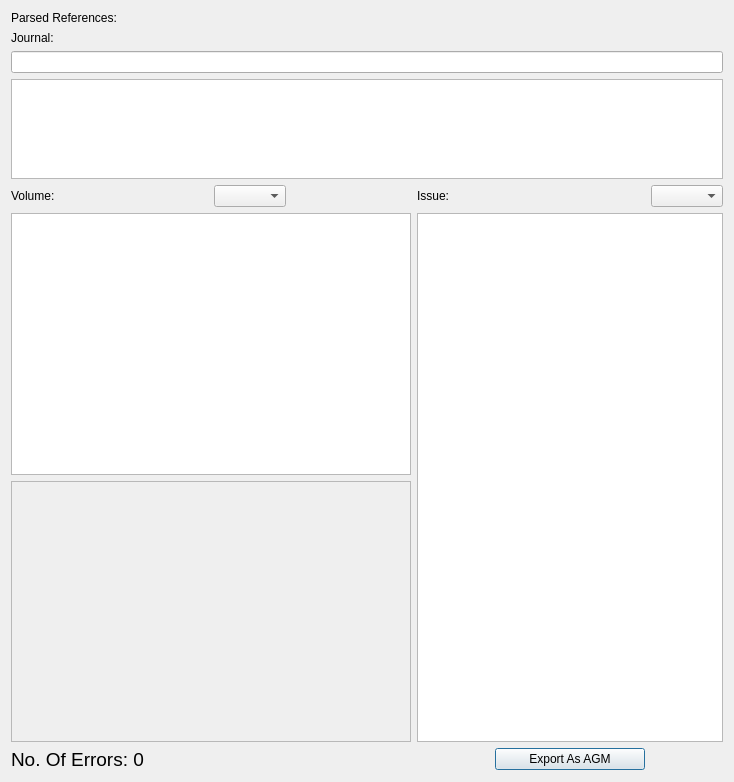
Before: the Qt Designer form viewparsedreferences.ui in falconofdoom/gui, drawn with Qt 5.
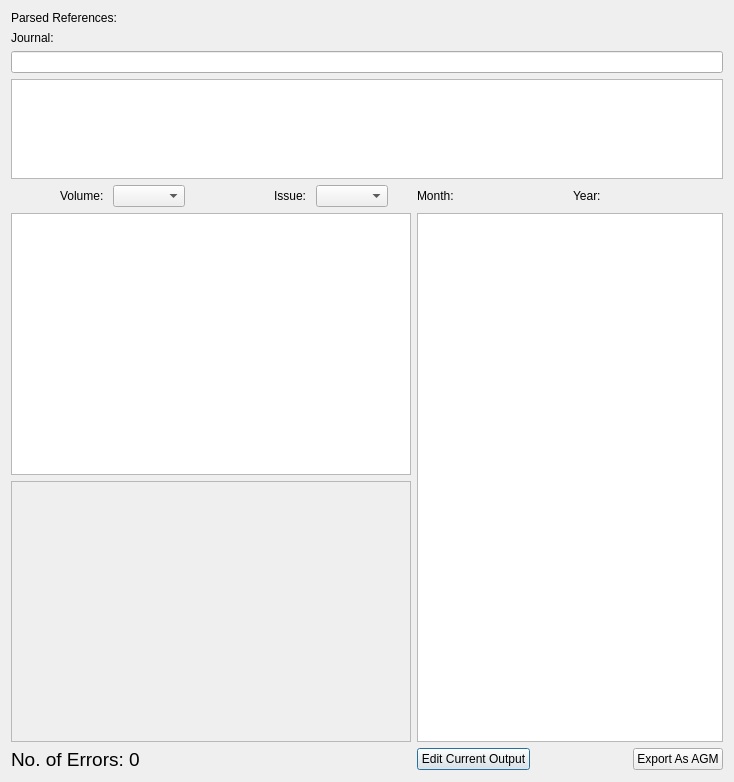
After: the same form once the commit is applied.

What changed in the file:
```diff
--- a/viewparsedreferences.ui
+++ b/viewparsedreferences.ui
@@ -16,9 +16,6 @@
   <layout class="QGridLayout" name="gridLayout_2">
    <item row="0" column="1">
     <layout class="QGridLayout" name="gridLayout">
-     <item row="2" column="0" colspan="5">
-      <widget class="QLineEdit" name="lineEdit"/>
-     </item>
      <item row="1" column="0" colspan="2">
       <widget class="QLabel" name="label">
        <property name="text">
@@ -43,12 +40,8 @@
        </property>
       </widget>
      </item>
-     <item row="7" column="2" colspan="2">
-      <widget class="QPushButton" name="pushButton">
-       <property name="text">
-        <string>Export As AGM</string>
-       </property>
-      </widget>
+     <item row="2" column="0" colspan="5">
+      <widget class="QLineEdit" name="lineEdit"/>
      </item>
      <item row="5" column="0">
       <widget class="QTableView" name="tableView">
@@ -60,26 +53,8 @@
        </property>
       </widget>
      </item>
-     <item row="4" column="0">
-      <layout class="QHBoxLayout" name="horizontalLayout_4">
-       <item>
-        <widget class="QLabel" name="label_4">
-         <property name="text">
-          <string>Volume: </string>
-         </property>
-        </widget>
-       </item>
-       <item alignment="Qt::AlignLeft">
-        <widget class="QComboBox" name="comboBox">
-         <property name="maximumSize">
-          <size>
-           <width>100</width>
-           <height>16777215</height>
-          </size>
-         </property>
-        </widget>
-       </item>
-      </layout>
+     <item row="5" column="1" rowspan="2" colspan="4">
+      <widget class="QTextBrowser" name="textBrowser"/>
      </item>
      <item row="7" column="0">
       <widget class="QLabel" name="label_3">
@@ -89,7 +64,7 @@
         </font>
        </property>
        <property name="text">
-        <string>No. Of Errors: 0</string>
+        <string>No. of Errors: 0</string>
        </property>
       </widget>
      </item>
@@ -116,12 +91,44 @@
        </widget>
       </widget>
      </item>
-     <item row="5" column="1" rowspan="2" colspan="4">
-      <widget class="QTextBrowser" name="textBrowser"/>
-     </item>
      <item row="4" column="1" colspan="4">
       <layout class="QHBoxLayout" name="horizontalLayout_3">
        <item>
+        <widget class="QLabel" name="label_6">
+         <property name="text">
+          <string>Month: </string>
+         </property>
+        </widget>
+       </item>
+       <item>
+        <widget class="QLabel" name="label_7">
+         <property name="text">
+          <string>Year: </string>
+         </property>
+        </widget>
+       </item>
+      </layout>
+     </item>
+     <item row="4" column="0">
+      <layout class="QHBoxLayout" name="horizontalLayout_4">
+       <item alignment="Qt::AlignRight">
+        <widget class="QLabel" name="label_4">
+         <property name="text">
+          <string>Volume: </string>
+         </property>
+        </widget>
+       </item>
+       <item alignment="Qt::AlignLeft">
+        <widget class="QComboBox" name="comboBox">
+         <property name="maximumSize">
+          <size>
+           <width>100</width>
+           <height>16777215</height>
+          </size>
+         </property>
+        </widget>
+       </item>
+       <item alignment="Qt::AlignRight">
         <widget class="QLabel" name="label_5">
          <property name="sizePolicy">
           <sizepolicy hsizetype="MinimumExpanding" vsizetype="Preferred">
@@ -129,12 +136,15 @@
            <verstretch>0</verstretch>
           </sizepolicy>
          </property>
+         <property name="midLineWidth">
+          <number>0</number>
+         </property>
          <property name="text">
           <string>Issue: </string>
          </property>
         </widget>
        </item>
-       <item>
+       <item alignment="Qt::AlignLeft">
         <widget class="QComboBox" name="comboBox_2">
          <property name="maximumSize">
           <size>
@@ -146,6 +156,20 @@
        </item>
       </layout>
      </item>
+     <item row="7" column="1">
+      <widget class="QPushButton" name="pushButton_2">
+       <property name="text">
+        <string>Edit Current Output</string>
+       </property>
+      </widget>
+     </item>
+     <item row="7" column="4">
+      <widget class="QPushButton" name="pushButton">
+       <property name="text">
+        <string>Export As AGM</string>
+       </property>
+      </widget>
+     </item>
     </layout>
    </item>
   </layout>
```
